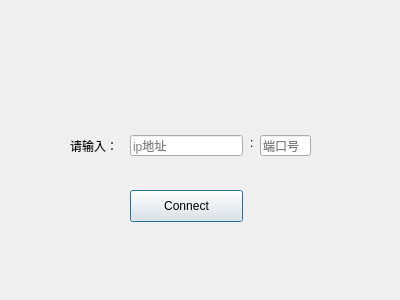
The window that connectwaitdlg.ui (dizzz/WinsockQTChess) describes before a commit, drawn with Qt 5.
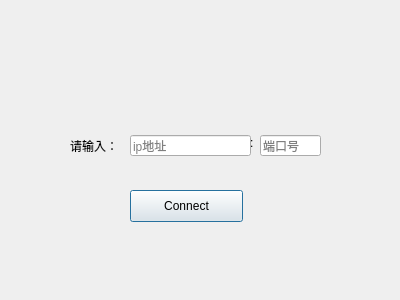
The same window after the commit.

```diff
--- a/connectwaitdlg.ui
+++ b/connectwaitdlg.ui
@@ -13,6 +13,9 @@
   <property name="windowTitle">
    <string>Dialog</string>
   </property>
+  <property name="styleSheet">
+   <string notr="true">font: 10pt &quot;Roboto Mono&quot;;</string>
+  </property>
   <widget class="QPushButton" name="ConnButton">
    <property name="geometry">
     <rect>
@@ -31,7 +34,7 @@
     <rect>
      <x>130</x>
      <y>135</y>
-     <width>113</width>
+     <width>121</width>
      <height>21</height>
     </rect>
    </property>
@@ -57,7 +60,7 @@
     <rect>
      <x>260</x>
      <y>135</y>
-     <width>51</width>
+     <width>61</width>
      <height>21</height>
     </rect>
    </property>
@@ -81,15 +84,18 @@
   <widget class="QLabel" name="label_status">
    <property name="geometry">
     <rect>
-     <x>150</x>
-     <y>50</y>
-     <width>72</width>
-     <height>15</height>
+     <x>80</x>
+     <y>30</y>
+     <width>231</width>
+     <height>51</height>
     </rect>
    </property>
    <property name="text">
     <string/>
    </property>
+   <property name="alignment">
+    <set>Qt::AlignCenter</set>
+   </property>
   </widget>
  </widget>
  <resources/>
```
Left out of the diff: 3 changed lines with no effect on the pictures.
